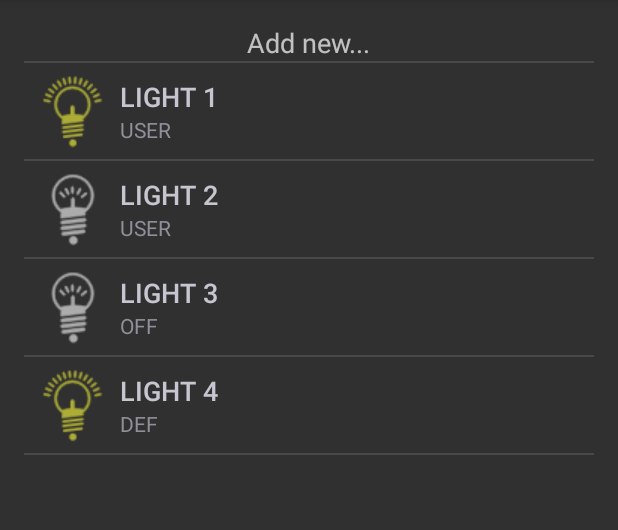
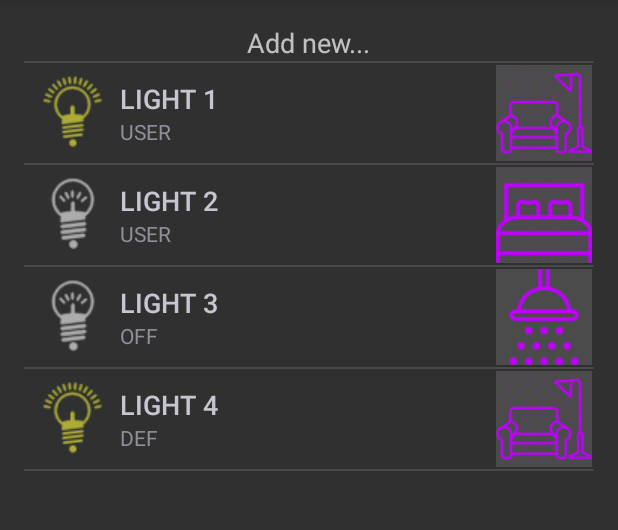
Before and after one commit to dut-project-team/dut-projects, an Android app: the screen it shows after launch (LightActivity), on a phone screen of 412 x 824 dp, the part 84-614 px from its top. Run offline under Robolectric (Android 15) with nearby library versions, the phone set to English and light mode, and no system bars.

Commit message:
+ support remove a light

```diff
--- a/microprocessor/WhiteLight/app/src/main/java/com/blogspot/sontx/whitelight/net/ServerConnection.java
+++ b/microprocessor/WhiteLight/app/src/main/java/com/blogspot/sontx/whitelight/net/ServerConnection.java
@@ -34,4 +34,8 @@ public final class ServerConnection {
     public boolean addLight(UserConfig light) {
         return true;
     }
+
+    public boolean removeLight(int id) {
+        return true;
+    }
 }
--- a/microprocessor/WhiteLight/app/src/main/java/com/blogspot/sontx/whitelight/ui/LightActivity.java
+++ b/microprocessor/WhiteLight/app/src/main/java/com/blogspot/sontx/whitelight/ui/LightActivity.java
@@ -1,7 +1,9 @@
 package com.blogspot.sontx.whitelight.ui;
 
+import android.app.AlertDialog;
 import android.app.Dialog;
 import android.content.Context;
+import android.content.DialogInterface;
 import android.content.Intent;
 import android.os.Bundle;
 import android.support.v7.app.AppCompatActivity;
@@ -31,7 +33,7 @@ import com.blogspot.sontx.whitelight.ui.view.SimpleSpinner;
 
 import java.util.List;
 
-public class LightActivity extends AppCompatActivity implements AdapterView.OnItemClickListener {
+public class LightActivity extends AppCompatActivity implements AdapterView.OnItemClickListener, View.OnClickListener {
     private List<Light> lights;
     private List<DefConfig> defConfigs;
     private LightAdapter lightAdapter;
@@ -56,6 +58,7 @@ public class LightActivity extends AppCompatActivity implements AdapterView.OnIt
         listView.setOnItemClickListener(this);
 
         lightAdapter = new LightAdapter(this.getApplicationContext(), lights);
+        lightAdapter.setOnClickListener(this);
         listView.setAdapter(lightAdapter);
         Toast.makeText(this, "Loaded!", Toast.LENGTH_SHORT).show();
     }
@@ -167,19 +170,84 @@ public class LightActivity extends AppCompatActivity implements AdapterView.OnIt
         dialog.show();
     }
 
+    @Override
+    public void onClick(View v) {
+        final LightHolder holder = (LightHolder) v.getTag();
+        if(holder == null)
+            return;
+        AlertDialog.Builder builder = new AlertDialog.Builder(this);
+        builder.setTitle(R.string.app_name);
+        builder.setIcon(android.R.drawable.ic_dialog_alert);
+        builder.setMessage(String.format("Are you sure you want to remove '%s'?", holder.light.getName()));
+        builder.setPositiveButton("Remove", new DialogInterface.OnClickListener() {
+            @Override
+            public void onClick(DialogInterface dialog, int which) {
+                Toast.makeText(LightActivity.this, "removing..", Toast.LENGTH_SHORT).show();
+                new Thread(new Runnable() {
+                    @Override
+                    public void run() {
+                        final boolean ok = ServerConnection.getInstance().removeLight(holder.lightId);
+                        runOnUiThread(new Runnable() {
+                            @Override
+                            public void run() {
+                                if(ok) {
+                                    List<Light> lights = (List<Light>) SharedObject.getInstance().get(Config.SHARED_LIGHTS);
+                                    lights.remove(holder.light);
+                                    lightAdapter.notifyDataSetChanged();
+                                    listView.invalidateViews();
+                                    Toast.makeText(LightActivity.this, "Removed", Toast.LENGTH_SHORT).show();
+                                } else {
+                                    Toast.makeText(LightActivity.this, "Fail!", Toast.LENGTH_SHORT).show();
+                                }
+                            }
+                        });
+                    }
+                }).start();
+                dialog.dismiss();
+            }
+        });
+        builder.setNegativeButton("Cancel", new DialogInterface.OnClickListener() {
+            @Override
+            public void onClick(DialogInterface dialog, int which) {
+                dialog.dismiss();
+            }
+        });
+        builder.show();
+    }
+
     private static class ViewHolder {
         ImageView ivState;
         TextView tvName;
         TextView tvConfig;
+        ImageView ivType;
+    }
+
+
+    private static class LightHolder {
+        public final Light light;
+        public final int lightId;
+        public LightHolder(Light light, int lightId) {
+            this.light = light;
+            this.lightId = lightId;
+        }
     }
 
     private class LightAdapter extends BaseAdapter {
         private List<Light> lights;
         private LayoutInflater inflater;
+        private View.OnClickListener mOnClickListener = null;
+        private int[] roomImages = {R.drawable.livingroom_icon, R.drawable.bedroom_icon,
+                R.drawable.kichen_icon, R.drawable.porch_icon,
+                R.drawable.bathroom_icon, R.drawable.toilet_icon,
+                R.drawable.dinningroom_icon, R.drawable.loftroom_icon};
 
         public LightAdapter(Context context, List<Light> lights) {
             this.inflater = (LayoutInflater) context.getSystemService(LAYOUT_INFLATER_SERVICE);
             this.lights = lights;
+        }
+
+        public void setOnClickListener(View.OnClickListener listener) {
+            mOnClickListener = listener;
         }
 
         @Override
@@ -206,6 +274,7 @@ public class LightActivity extends AppCompatActivity implements AdapterView.OnIt
                 holder.ivState = (ImageView) convertView.findViewById(R.id.light_item_iv_state);
                 holder.tvName = (TextView) convertView.findViewById(R.id.light_item_tv_name);
                 holder.tvConfig = (TextView) convertView.findViewById(R.id.light_item_tv_config);
+                holder.ivType = (ImageView) convertView.findViewById(R.id.light_item_ib_remove);
                 convertView.setTag(holder);
             } else {
                 holder = (ViewHolder) convertView.getTag();
@@ -227,6 +296,9 @@ public class LightActivity extends AppCompatActivity implements AdapterView.OnIt
                     break;
             }
             holder.tvConfig.setText(configName);
+            holder.ivType.setImageResource(roomImages[light.getLightType() - 1]);
+            holder.ivType.setTag(new LightHolder(light, position));
+            holder.ivType.setOnClickListener(mOnClickListener);
             return convertView;
         }
     }
--- /dev/null
+++ b/microprocessor/WhiteLight/app/src/main/res/drawable/border_room.xml
@@ -0,0 +1,5 @@
+<?xml version="1.0" encoding="UTF-8"?>
+<shape xmlns:android="http://schemas.android.com/apk/res/android"
+    android:shape="rectangle">
+    <solid android:color="#4b4b4b" />
+</shape>
--- a/microprocessor/WhiteLight/app/src/main/res/layout/layout_light_item.xml
+++ b/microprocessor/WhiteLight/app/src/main/res/layout/layout_light_item.xml
@@ -10,16 +10,25 @@
         android:layout_height="wrap_content"
         android:src="@drawable/ic_light_off" />
 
-    <LinearLayout
+    <RelativeLayout
         android:layout_width="match_parent"
         android:layout_height="wrap_content"
         android:gravity="center_vertical"
+        android:orientation="horizontal"
+        android:layout_gravity="center_vertical">
+
+        <LinearLayout
             android:orientation="vertical"
-        android:layout_gravity="center_vertical">
+            android:layout_width="match_parent"
+            android:layout_height="wrap_content"
+            android:layout_gravity="center_horizontal"
+            android:layout_centerVertical="true"
+            android:layout_alignRight="@+id/light_item_ib_remove"
+            android:layout_alignEnd="@+id/light_item_ib_remove">
 
             <TextView
                 android:id="@+id/light_item_tv_name"
-            android:layout_width="match_parent"
+                android:layout_width="wrap_content"
                 android:layout_height="wrap_content"
                 android:text="Name"
                 android:textAllCaps="true"
@@ -27,10 +36,27 @@
 
             <TextView
                 android:id="@+id/light_item_tv_config"
-            android:layout_width="match_parent"
+                android:layout_width="wrap_content"
                 android:layout_height="wrap_content"
                 android:text="OFF"
                 android:textAllCaps="true"
                 android:textAppearance="?android:attr/textAppearanceSmall" />
         </LinearLayout>
+
+        <ImageView
+            android:layout_margin="1dp"
+            android:background="@drawable/border_room"
+            android:layout_width="64dp"
+            android:layout_height="64dp"
+            android:id="@+id/light_item_ib_remove"
+            android:layout_gravity="right"
+            android:src="@drawable/livingroom_icon"
+            android:scaleType="centerCrop"
+            android:layout_alignParentTop="true"
+            android:layout_alignParentRight="true"
+            android:layout_alignParentEnd="true"
+            android:layout_centerVertical="true"
+            android:layout_marginRight="5dp" />
+
+    </RelativeLayout>
 </LinearLayout>
```
Also changed, not shown: microprocessor/WhiteLight/app/src/main/res/drawable/bathroom_icon.png (added), microprocessor/WhiteLight/app/src/main/res/drawable/bedroom_icon.png (added), microprocessor/WhiteLight/app/src/main/res/drawable/dinningroom_icon.png (added), microprocessor/WhiteLight/app/src/main/res/drawable/kichen_icon.png (added), microprocessor/WhiteLight/app/src/main/res/drawable/livingroom_icon.png (added), microprocessor/WhiteLight/app/src/main/res/drawable/loftroom_icon.png (added), microprocessor/WhiteLight/app/src/main/res/drawable/porch_icon.png (added), microprocessor/WhiteLight/app/src/main/res/drawable/toilet_icon.png (added). Lines whose indentation alone changed are shown as unchanged.
